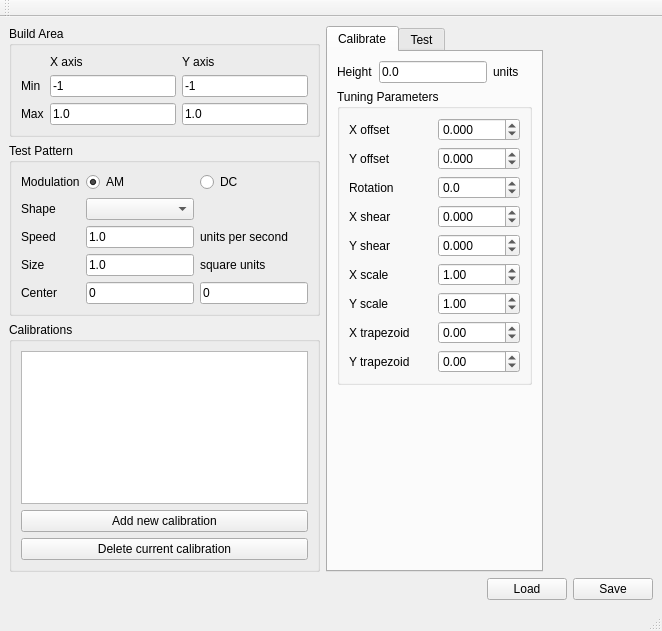
The window that src/calibrate/ui_mainwindow.ui (PeachyPrinter/peachytoolchain) describes before a commit, drawn with Qt 5.
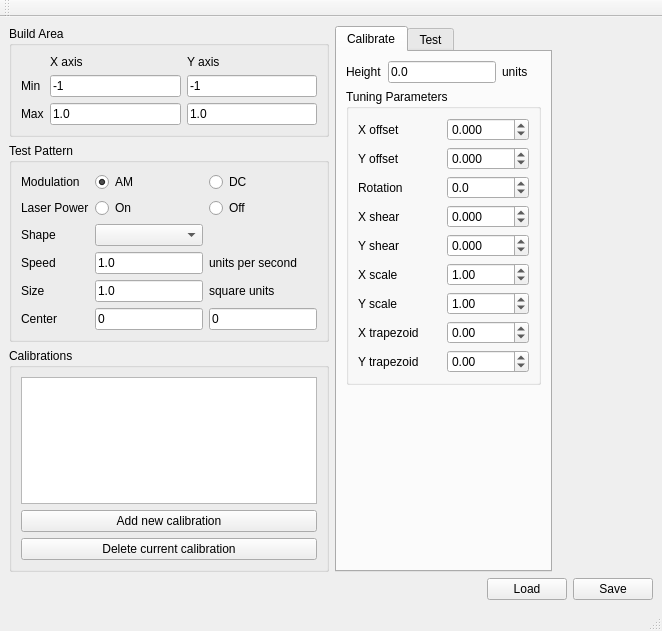
The same window after the commit.

Commit message: Modulation and laser enable both implemented, tested, and connected to UI. * Fixed error with calculating modulation waveforms that resulted in rounding the frequency. * Changed sampling rate to 44100 because I can't make a tone near 11khz at 22khz sampling without it being attenuated. * Fixed code duplication error when setting up laser enable for DC (off should be no carrier, not lower freq). * Added laser enable to the ModulatorProxy so that it can be passed on to the Modulator.

The edit to the form file:
```diff
--- a/src/calibrate/ui_mainwindow.ui
+++ b/src/calibrate/ui_mainwindow.ui
@@ -117,79 +117,100 @@
              </property>
             </widget>
            </item>
-           <item row="1" column="0">
+           <item row="2" column="0">
             <widget class="QLabel" name="label_8">
              <property name="text">
               <string>Shape</string>
              </property>
             </widget>
            </item>
-           <item row="1" column="1">
+           <item row="2" column="1">
             <widget class="QComboBox" name="pattern_combobox"/>
            </item>
-           <item row="2" column="0">
+           <item row="3" column="0">
             <widget class="QLabel" name="label_9">
              <property name="text">
               <string>Speed</string>
              </property>
             </widget>
            </item>
-           <item row="4" column="1">
+           <item row="5" column="1">
             <widget class="QLineEdit" name="shape_center_x_edit">
              <property name="text">
               <string>0</string>
              </property>
             </widget>
            </item>
-           <item row="2" column="1">
+           <item row="3" column="1">
             <widget class="QLineEdit" name="speed_edit">
              <property name="text">
               <string>1.0</string>
              </property>
             </widget>
            </item>
-           <item row="2" column="2">
+           <item row="3" column="2">
             <widget class="QLabel" name="label_23">
              <property name="text">
               <string>units per second</string>
              </property>
             </widget>
            </item>
-           <item row="3" column="0">
+           <item row="4" column="0">
             <widget class="QLabel" name="label_16">
              <property name="text">
               <string>Size</string>
              </property>
             </widget>
            </item>
-           <item row="3" column="1">
+           <item row="4" column="1">
             <widget class="QLineEdit" name="size_edit">
              <property name="text">
               <string>1.0</string>
              </property>
             </widget>
            </item>
-           <item row="3" column="2">
+           <item row="4" column="2">
             <widget class="QLabel" name="label_22">
              <property name="text">
               <string>square units</string>
              </property>
             </widget>
            </item>
-           <item row="4" column="0">
+           <item row="5" column="0">
             <widget class="QLabel" name="label_21">
              <property name="text">
               <string>Center</string>
              </property>
             </widget>
            </item>
-           <item row="4" column="2">
+           <item row="5" column="2">
             <widget class="QLineEdit" name="shape_center_y_edit">
              <property name="text">
               <string>0</string>
              </property>
             </widget>
            </item>
+           <item row="1" column="0">
+            <widget class="QLabel" name="label_25">
+             <property name="text">
+              <string>Laser Power</string>
+             </property>
+            </widget>
+           </item>
+           <item row="1" column="1">
+            <widget class="QRadioButton" name="laser_power_radioButton_On">
+             <property name="text">
+              <string>On</string>
+             </property>
+            </widget>
+           </item>
+           <item row="1" column="2">
+            <widget class="QRadioButton" name="laser_power_radioButton_Off">
+             <property name="text">
+              <string>Off</string>
+             </property>
+            </widget>
+           </item>
           </layout>
          </widget>
         </item>
```
The commit also changes 5 other files.
